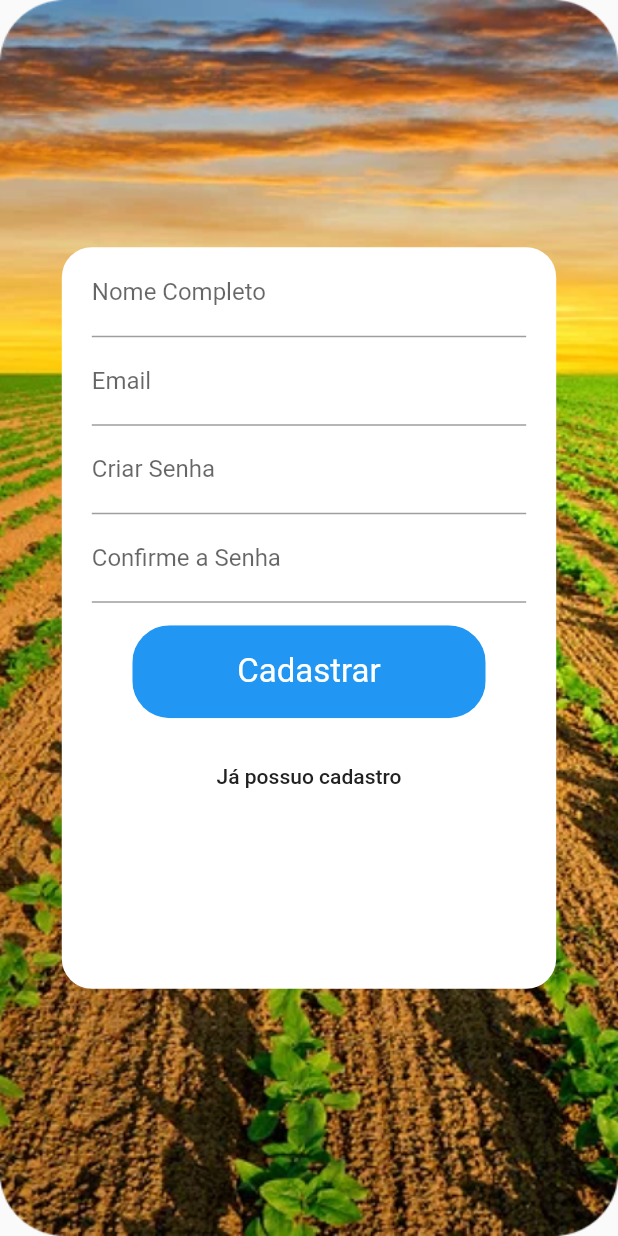
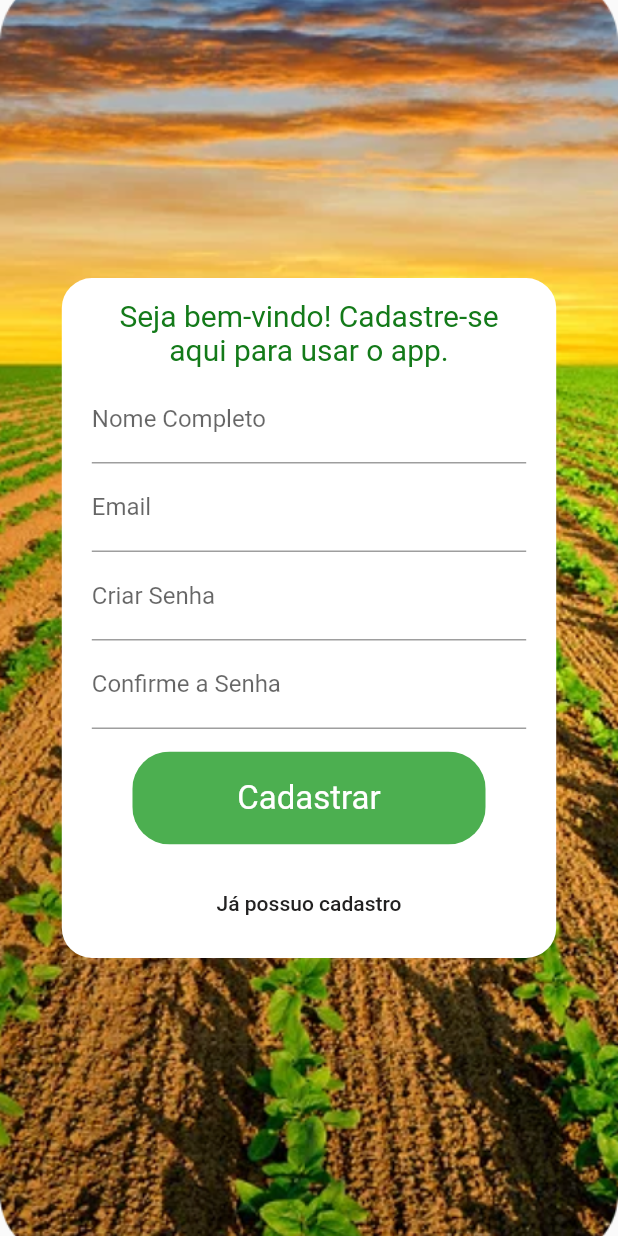
Before and after one commit to LaercioRJ/AgroImobi, a Flutter app: the screen it shows after launch, after a tap on "Entrar", after a tap on "Primeiro Acesso", on a phone screen of 412 x 824 dp. Run offline on Flutter 3.47's test engine with Material 2 defaults, Android fonts, the phone set to English and light mode, and no system bars; our stand-ins replace mask_text_input_formatter; accounts and stored records are empty.

Commit message:
alteracoes nas telas de login e na visualizacao de terrenos

```diff
--- a/lib/src/app.dart
+++ b/lib/src/app.dart
@@ -2,6 +2,8 @@ import 'package:flutter/material.dart';
 
 import 'routing/delegate.dart';
 import 'routing/parser.dart';
+
+import 'classes/custom_scroll_behavior.dart';
 
 class AgroNpApp extends StatefulWidget {
   const AgroNpApp({super.key});
@@ -28,6 +30,7 @@ class _AgroNpAppState extends State<AgroNpApp> {
   Widget build(BuildContext context) {
     return MaterialApp.router(
       title: 'Books App',
+      scrollBehavior: const MyCustomScrollBehavior(),
       routerDelegate: _routerDelegate,
       routeInformationParser: _routeInformationParser,
     );
--- /dev/null
+++ b/lib/src/classes/custom_scroll_behavior.dart
@@ -0,0 +1,11 @@
+import 'package:flutter/gestures.dart';
+import 'package:flutter/material.dart';
+
+class MyCustomScrollBehavior extends MaterialScrollBehavior {
+  const MyCustomScrollBehavior();
+
+  @override
+  Set<PointerDeviceKind> get dragDevices => {
+      PointerDeviceKind.mouse,
+    }..addAll(super.dragDevices);
+}
--- a/lib/src/classes/terrain.dart
+++ b/lib/src/classes/terrain.dart
@@ -38,7 +38,7 @@ class Terrain {
   );
 
   toJson() {
-    Map<String, dynamic> TerrainMap = {
+    Map<String, dynamic> terrainMap = {
       'id': id,
       'valor': valor,
       'areaTotal': areaTotal,
@@ -55,7 +55,7 @@ class Terrain {
       'dataInicio': dataInicio,
       'dataFinal': dataFinal,
     };
-    String terrainJson = jsonEncode(TerrainMap);
+    String terrainJson = jsonEncode(terrainMap);
     return terrainJson;
   }
 }
--- a/lib/src/routing/delegate.dart
+++ b/lib/src/routing/delegate.dart
@@ -2,7 +2,7 @@ import 'package:flutter/material.dart';
 
 import 'route_path.dart';
 import '../screen/menus/drawer_menu.dart';
-import '../screen/login_signin_screens/login_screen.dart';
+import '../screen/login_signin_screens//login_background.dart';
 import '../screen/menus/menus_navigator.dart';
 import '../screen/terrain_crud/creating_terrain.dart';
 
@@ -76,10 +76,8 @@ class AppRouterDelegate extends RouterDelegate<AgroNpRoutePath>
             body: MenusNavigator(menuType: menuType, selectTerrain: _selectTerrain, changeAction: _changeAction))),
         if (!isLogged)
           MaterialPage(
-            key: const ValueKey('Login Screen'),
-            child: LoginScreen(
-              onTapped: _logIn,
-            )),
+            key: const  ValueKey('Login Screen'),
+            child: LoginBackground(logIntoApp: _logIn,)),
         if (terrainId != -1)
           MaterialPage(
             key: const ValueKey("Visualizar Terreno"),
--- /dev/null
+++ b/lib/src/screen/login_signin_screens/login_background.dart
@@ -0,0 +1,41 @@
+import 'package:flutter/material.dart';
+
+import './login_screen.dart';
+
+class LoginBackground extends StatelessWidget {
+  final VoidCallback logIntoApp;
+  const LoginBackground({super.key, required this.logIntoApp});
+  // ignore: prefer_function_declarations_over_variables
+
+
+  @override
+  Widget build(BuildContext context) {
+    return Scaffold(
+      body: Container(
+        height: MediaQuery.of(context).size.height,
+        width: MediaQuery.of(context).size.width,
+        decoration: const BoxDecoration(
+          image: DecorationImage(
+            image: AssetImage("lib/src/assets/planoFundo.jpg"),
+            fit: BoxFit.cover),
+        ),
+        child: Center(
+          child: Container(
+            width: MediaQuery.of(context).size.width * 0.8,
+            height: MediaQuery.of(context).size.height * 0.55,
+            decoration: const BoxDecoration(
+              color: Colors.white,
+              borderRadius: BorderRadius.all(Radius.circular(20)),
+            ),
+            child: Padding(
+              padding: const EdgeInsets.fromLTRB(20, 1, 20, 1),
+              child: MaterialApp(
+                home: LoginScreen(onTapped: logIntoApp),
+                debugShowCheckedModeBanner: false
+              )
+            )
+          )
+        ),
+      ));
+  }
+}
--- a/lib/src/screen/login_signin_screens/login_screen.dart
+++ b/lib/src/screen/login_signin_screens/login_screen.dart
@@ -1,15 +1,14 @@
 import 'package:flutter/material.dart';
 import 'package:helloworld/src/classes/login.dart';
 
-import '../../widgets/submit_button.dart';
-import '../../widgets/link_button.dart';
+import 'package:helloworld/src/widgets/submit_button.dart';
+import 'package:helloworld/src/widgets/link_button.dart';
 
 import 'register_user.dart';
 import 'register_broker.dart';
 
-import '../../classes/message_deliver.dart';
-
-import '../../server_connection/server_interface.dart';
+import 'package:helloworld/src/classes/message_deliver.dart';
+import 'package:helloworld/src/server_connection/server_interface.dart';
 
 class LoginScreen extends StatefulWidget {
   final VoidCallback onTapped;
@@ -31,42 +30,34 @@ class LoginScreenState extends State<LoginScreen> {
   late String email;
   late String senha;
 
-  final Color _mainColor = const Color(0xFF1C9F23);
-
   @override
   Widget build(BuildContext context) {
     return Scaffold(
-        body: Container(
-      height: MediaQuery.of(context).size.height,
-      width: MediaQuery.of(context).size.width,
-      decoration: const BoxDecoration(
-        image: DecorationImage(
-            image: AssetImage("lib/src/assets/planoFundo.jpg"),
-            fit: BoxFit.cover),
-      ),
-      child: Center(
-          child: Container(
-        decoration: const BoxDecoration(
-          color: Colors.white,
-          borderRadius: BorderRadius.all(Radius.circular(20)),
-        ),
-        width: MediaQuery.of(context).size.width * 0.55,
-        height: MediaQuery.of(context).size.height * 0.55,
-        child: Padding(
-          padding: const EdgeInsets.fromLTRB(20, 1, 20, 1),
-          child: Form(
+      backgroundColor: Colors.white,
+      body: Form(
         key: _formKey,
         child: Column(
           mainAxisAlignment: MainAxisAlignment.center,
           children: [
-                  Text(
-                    'Login',
-                    style: TextStyle(
-                        color: _mainColor,
-                        fontSize: 30,
-                        fontWeight: FontWeight.bold),
+            Padding(
+              padding: const EdgeInsets.fromLTRB(1, 0, 1, 8),
+              child: Center(
+                child: Container(
+                  width: MediaQuery.of(context).size.width * 0.35,
+                  height: MediaQuery.of(context).size.width * 0.35,
+                  decoration: const BoxDecoration(
+                    shape: BoxShape.circle,
+                    color: Colors.lightBlue,
+                    image: DecorationImage(
+                      image: AssetImage("lib/src/assets/pom-pom.png")
+                    )
                   ),
-                  TextFormField(
+                ),
+              )
+            ),
+            Padding(
+              padding: const EdgeInsets.only(bottom: 5.0),
+              child: TextFormField(
                 validator: (value) {
                   if (value == null || value.isEmpty) {
                     return 'Por favor, preencha este campo';
@@ -79,8 +70,14 @@ class LoginScreenState extends State<LoginScreen> {
                   return null;
                 },
                 decoration: const InputDecoration(
+                  icon: Icon(Icons.person),
                   labelText: 'Usuário',
-                          border: UnderlineInputBorder())),
+                  border: OutlineInputBorder(
+                    borderRadius: BorderRadius.all(Radius.circular(10))
+                  )
+                )
+              ),
+            ),
             TextFormField(
               validator: (value) {
                 if (value == null || value.isEmpty) {
@@ -91,8 +88,11 @@ class LoginScreenState extends State<LoginScreen> {
               },
               obscureText: true,
               decoration: const InputDecoration(
+                icon: Icon(Icons.password),
                 labelText: 'Senha',
-                        border: UnderlineInputBorder(),
+                border: OutlineInputBorder(
+                  borderRadius: BorderRadius.all(Radius.circular(10))
+                ),
             )),
             SubmitButton(
               title: 'Entrar',
@@ -115,9 +115,8 @@ class LoginScreenState extends State<LoginScreen> {
               linkText: 'Primeiro Acesso CORRETOR',
               linkedPage: RegisterBrokerScreen())
           ],
-              )),
-        ),
-      )),
-    ));
+        )
+      )
+    );
   }
 }
--- a/lib/src/screen/login_signin_screens/register_user.dart
+++ b/lib/src/screen/login_signin_screens/register_user.dart
@@ -1,10 +1,10 @@
 import 'package:flutter/material.dart';
 
-import '../../classes/user.dart';
-import '../../widgets/go_back_link_button.dart';
-import '../../widgets/submit_button.dart';
+import 'package:helloworld/src/classes/user.dart';
+import 'package:helloworld/src/widgets/go_back_link_button.dart';
+import 'package:helloworld/src/widgets/submit_button.dart';
 
-import '../../server_connection/server_interface.dart';
+import 'package:helloworld/src/server_connection/server_interface.dart';
 
 class RegisterUserScreen extends StatelessWidget {
   RegisterUserScreen({super.key});
@@ -12,36 +12,31 @@ class RegisterUserScreen extends StatelessWidget {
   final TextEditingController passwordController = TextEditingController();
   final RegExp emailValidator =
       RegExp("([A-Z | a-z | 0-9]+)@([A-Z | a-z | 0-9]+).com");
-
-  User? userModel;
-  late String name;
-  late String email;
-  late String password;
+  late final String name;
+  late final String email;
+  late final String password;
 
   @override
   Widget build(BuildContext context) {
     return Scaffold(
-      body: Container(
-        height: MediaQuery.of(context).size.height,
-        width: MediaQuery.of(context).size.width,
-        decoration: const BoxDecoration(
-          image: DecorationImage(
-              image: AssetImage("lib/src/assets/planoFundo.jpg"),
-              fit: BoxFit.fill),
+      backgroundColor: Colors.white,
+      body: Form(
+        key: _formKey,
+        child: Column(
+          mainAxisAlignment: MainAxisAlignment.center,
+          children: [
+            const Center(
+              child: Padding(
+                padding: EdgeInsets.fromLTRB(0, 1, 0, 5),
+                child: Text('Seja bem-vindo! Cadastre-se aqui para usar o app.',
+                  textAlign: TextAlign.center,
+                  style: TextStyle(
+                    color: Color.fromARGB(255, 19, 122, 25),
+                    fontSize: 20,
                   ),
-        child: Center(
-          child: Container(
-            decoration: const BoxDecoration(
-              color: Colors.white,
-              borderRadius: BorderRadius.all(Radius.circular(20)),
                 ),
-            width: MediaQuery.of(context).size.width * 0.8,
-            height: MediaQuery.of(context).size.width * 1.2,
-            child: Padding(
-              padding: const EdgeInsets.fromLTRB(20, 1, 20, 1),
-              child: Form(
-                key: _formKey,
-                child: Column(children: [
+              ),
+            ),
             TextFormField(
               decoration: const InputDecoration(
                 labelText: 'Nome Completo',
@@ -110,12 +105,9 @@ class RegisterUserScreen extends StatelessWidget {
               formKey: _formKey,
             ),
             const GoBackLinkButton(linkText: 'Já possuo cadastro')
-                ]),
+          ]
       ),
-            ),
-          ),
-        ),
-      ),
+      )
     );
   }
 }
--- a/lib/src/screen/menus/menus_navigator.dart
+++ b/lib/src/screen/menus/menus_navigator.dart
@@ -4,7 +4,7 @@ import 'favorites_terrains_menu.dart';
 import 'my_terrains_menu.dart';
 import 'search_terrain_screen.dart';
 
-class MenusNavigator extends StatelessWidget {
+class MenusNavigator extends StatefulWidget {
   final String menuType;
   final Function selectTerrain;
   final Function changeAction;
@@ -17,6 +17,12 @@ class MenusNavigator extends StatelessWidget {
   });
 
   @override
+  State<MenusNavigator> createState() => _MenusNavigatorState();
+}
+
+class _MenusNavigatorState extends State<MenusNavigator> {
+
+  @override
   Widget build(BuildContext context) {
     return Scaffold(
         body: Navigator(
@@ -24,16 +30,16 @@ class MenusNavigator extends StatelessWidget {
         MaterialPage(
           key: const ValueKey('Search Terrain Menu'),
           child: Scaffold(
-            body: SearchTerrainsScreen(selectTerrain: selectTerrain)
+            body: SearchTerrainsScreen(selectTerrain: widget.selectTerrain)
           ),
         ),
-        if (menuType == "Meus Anúncios")
+        if (widget.menuType == "Meus Anúncios")
           MaterialPage(
             key: const ValueKey('My Terrains Menu'),
             child: Scaffold(
-              body: MyTerrainsScreen(changeAction: changeAction,),
+              body: MyTerrainsScreen(changeAction: widget.changeAction),
             ))
-        else if (menuType == "Anúncios Favoritos")
+        else if (widget.menuType == "Anúncios Favoritos")
           const MaterialPage(
               key: ValueKey('My Favorites Terrains'),
               child: Scaffold(
--- a/lib/src/screen/menus/search_terrain_screen.dart
+++ b/lib/src/screen/menus/search_terrain_screen.dart
@@ -9,8 +9,8 @@ class SearchTerrainsScreen extends StatelessWidget {
     super.key,
     required this.selectTerrain
   });
-  List<int> text = [1,2,3,4];
-  bool rightActivated = true;
+  final List<int> text = [1,2,3,4];
+  final bool rightActivated = true;
 
   @override
   Widget build(BuildContext context) {
--- a/lib/src/widgets/submit_button.dart
+++ b/lib/src/widgets/submit_button.dart
@@ -25,7 +25,7 @@ class _SubmitButtonState extends State<SubmitButton> {
         borderRadius: BorderRadius.circular(25),
         child: TextButton(
             style: TextButton.styleFrom(
-                backgroundColor: Colors.blue,
+                backgroundColor: Colors.green,
                 foregroundColor: Colors.white,
                 padding: const EdgeInsets.fromLTRB(70, 18, 70, 18),
                 textStyle: const TextStyle(fontSize: 22)),
```
Also changed, not shown: lib/src/screen/login_signin_screens/register_broker.dart (+17 -28 lines), lib/src/screen/terrain_crud/creating_terrain.dart (+6 -2 lines), lib/src/screen/terrain_crud/visualize_terrain.dart (+18 -3 lines), lib/src/assets/diablo0.jpg (added), lib/src/assets/diablo1.jpg (added), lib/src/assets/diablo2.jpg (added), lib/src/assets/diablo3.jpg (added), lib/src/assets/diablo4.jpg (added), lib/src/assets/pom-pom.png (added). Lines whose indentation alone changed are shown as unchanged.
